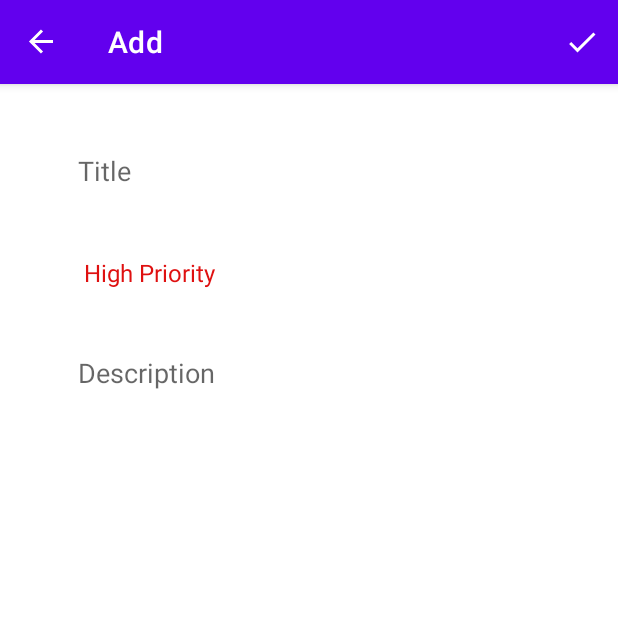
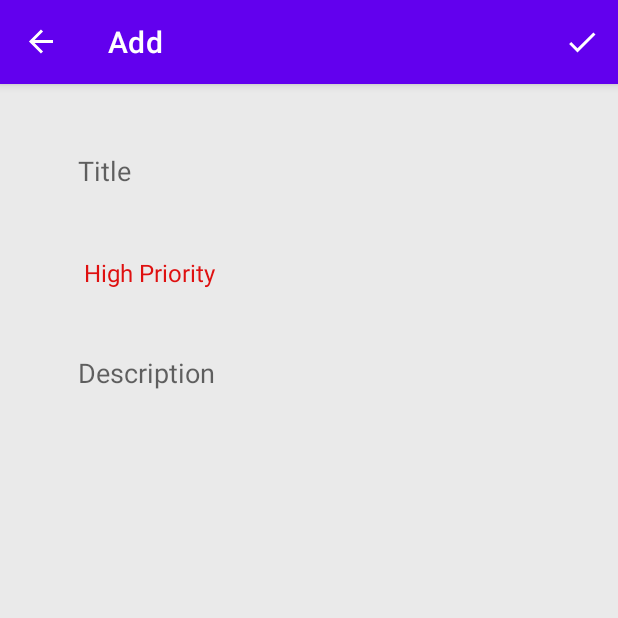
Before and after one commit to nes012/TODO, an Android app: the AddFragment screen opened through its navigation route, on a phone screen of 412 x 824 dp, the top half of it. Run offline under Robolectric (Android 15) with nearby library versions, the phone set to English and light mode, and no system bars; our stand-ins replace Room's generated code, navigation-ui; 3 statements that could not run were skipped.

```diff
--- a/app/src/main/java/nesty/anzhy/todo/MainActivity.kt
+++ b/app/src/main/java/nesty/anzhy/todo/MainActivity.kt
@@ -2,16 +2,28 @@ package nesty.anzhy.todo
 
 import androidx.appcompat.app.AppCompatActivity
 import android.os.Bundle
+import androidx.navigation.NavController
 import androidx.navigation.findNavController
+import androidx.navigation.fragment.NavHostFragment
 import androidx.navigation.ui.setupActionBarWithNavController
 
 class MainActivity : AppCompatActivity() {
+
+    private lateinit var navController: NavController
+
+
     override fun onCreate(savedInstanceState: Bundle?) {
         super.onCreate(savedInstanceState)
         setContentView(R.layout.activity_main)
 
         //1step.to show title and action bar of other fragments
-       setupActionBarWithNavController(findNavController(R.id.navHostFragment))
+      // setupActionBarWithNavController(findNavController(R.id.navHostFragment))
+
+        val navHostFragment = supportFragmentManager
+            .findFragmentById(R.id.navHostFragment) as NavHostFragment
+        navController = navHostFragment.navController
+
+        setupActionBarWithNavController(navController)
     }
 
     //2step.to show title and action bar of other fragments
--- a/app/src/main/java/nesty/anzhy/todo/fragments/SharedViewModel.kt
+++ b/app/src/main/java/nesty/anzhy/todo/fragments/SharedViewModel.kt
@@ -53,6 +53,7 @@ class SharedViewModel(application: Application): AndroidViewModel(application) {
         }
     }
 
+    /*
      fun parsePriorityToInt(priority: Priority):Int{
         return when(priority){
             Priority.HIGH->0
@@ -60,4 +61,5 @@ class SharedViewModel(application: Application): AndroidViewModel(application) {
             Priority.LOW->2
         }
     }
+     */
 }
--- a/app/src/main/java/nesty/anzhy/todo/fragments/add/AddFragment.kt
+++ b/app/src/main/java/nesty/anzhy/todo/fragments/add/AddFragment.kt
@@ -75,5 +75,9 @@ class AddFragment : Fragment() {
         }
     }
 
-
+    //this way we will avoid memory leaks
+    override fun onDestroyView() {
+        super.onDestroyView()
+        _binding = null
+    }
 }
--- a/app/src/main/java/nesty/anzhy/todo/fragments/list/ListFragment.kt
+++ b/app/src/main/java/nesty/anzhy/todo/fragments/list/ListFragment.kt
@@ -32,23 +32,22 @@ class ListFragment : Fragment() {
     ): View? {
         _binding = FragmentListBinding.inflate(inflater, container, false)
 
-        binding.floatingActionButton.setOnClickListener{
-            findNavController().navigate(R.id.action_listFragment_to_addFragment)
-        }
+        binding.lifecycleOwner = this
+        binding.mSharedViewModel = mSharedViewModel
+
+        setupRecyclerView()
 
 
-
-        val recyclerView = binding.recyclerView
-        recyclerView.adapter = mAdapter
-        recyclerView.layoutManager = LinearLayoutManager(requireActivity())
-
+        //Observe LiveData
         mToDoViewModel.getAllData.observe(viewLifecycleOwner, {toDoList->
             mSharedViewModel.checkIfDatabaseEmpty(toDoList)
             mAdapter.setData(toDoList)
         })
+        /*
         mSharedViewModel.emptyDatabase.observe(viewLifecycleOwner, Observer{
             showEmptyDatabaseViews(it)
         })
+         */
 
         //Set Menu. We also need to override method onCreateOptionsMenu. And in this method we need to inflate our new menu
         setHasOptionsMenu(true)
@@ -56,6 +55,13 @@ class ListFragment : Fragment() {
         return binding.root
     }
 
+    private fun setupRecyclerView(){
+        val recyclerView = binding.recyclerView
+        recyclerView.adapter = mAdapter
+        recyclerView.layoutManager = LinearLayoutManager(requireActivity())
+    }
+
+    /*
     private fun showEmptyDatabaseViews(emptyDatabase: Boolean) {
        if(emptyDatabase){
            binding.tvNoData.visibility = View.VISIBLE
@@ -66,6 +72,7 @@ class ListFragment : Fragment() {
            binding.ivNoData.visibility = View.INVISIBLE
        }
     }
+     */
 
 
     override fun onCreateOptionsMenu(menu: Menu, inflater: MenuInflater) {
@@ -96,4 +103,10 @@ class ListFragment : Fragment() {
         builder.create().show()
     }
 
+    override fun onDestroyView() {
+        super.onDestroyView()
+        //this way we will avoid memory leaks
+        _binding = null
+    }
+
 }
--- a/app/src/main/res/layout/activity_main.xml
+++ b/app/src/main/res/layout/activity_main.xml
@@ -5,9 +5,10 @@
     android:layout_width="match_parent"
     android:layout_height="match_parent"
     android:padding="4dp"
+    android:background="@color/lightGray"
     tools:context=".MainActivity">
 
-    <fragment
+    <androidx.fragment.app.FragmentContainerView
         android:id="@+id/navHostFragment"
         android:name="androidx.navigation.fragment.NavHostFragment"
         android:layout_width="0dp"
--- a/app/src/main/res/navigation/my_nav.xml
+++ b/app/src/main/res/navigation/my_nav.xml
@@ -34,7 +34,10 @@
             android:id="@+id/action_addFragment_to_listFragment"
             app:destination="@id/listFragment"
             app:enterAnim="@anim/from_left"
-            app:exitAnim="@anim/to_right" />
+            app:exitAnim="@anim/to_right"
+            app:launchSingleTop="false"
+            app:popUpTo="@id/listFragment"
+            app:popUpToInclusive="true" />
     </fragment>
     <fragment
         android:id="@+id/updateFragment"
@@ -45,9 +48,10 @@
             android:id="@+id/action_updateFragment_to_listFragment"
             app:destination="@id/listFragment"
             app:enterAnim="@anim/from_right"
-            app:exitAnim="@anim/to_left" />
-        <argument
-            android:name="currentItem"
+            app:exitAnim="@anim/to_left"
+            app:popUpTo="@id/listFragment"
+            app:popUpToInclusive="true"  />
+        <argument android:name="currentItem"
             app:argType="nesty.anzhy.todo.data.models.ToDoData" />
     </fragment>
 </navigation>
```
Also changed, not shown: app/src/main/java/nesty/anzhy/todo/fragments/list/ListAdapter.kt (+27 -11 lines), app/src/main/java/nesty/anzhy/todo/fragments/update/UpdateFragment.kt (+20 -4 lines), app/src/main/res/layout/fragment_list.xml (+14 -2 lines), app/src/main/res/layout/fragment_update.xml (+15 -3 lines), app/src/main/res/layout/row_layout.xml (+16 -5 lines), gradle.properties (line endings or trailing spaces).
